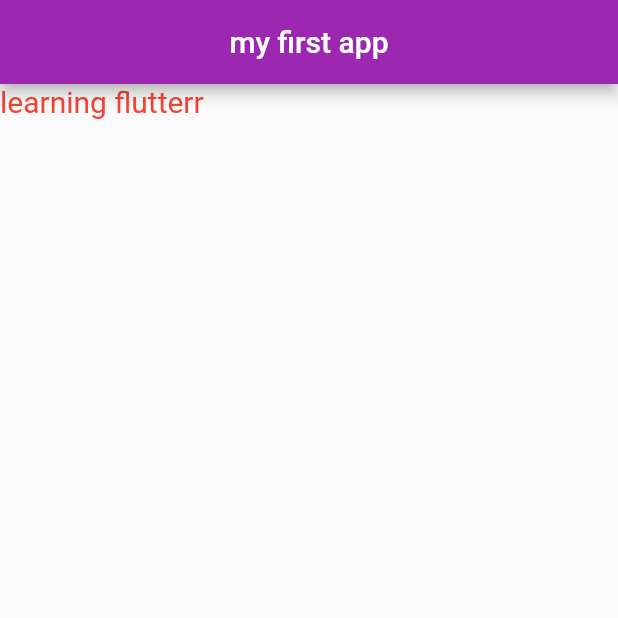
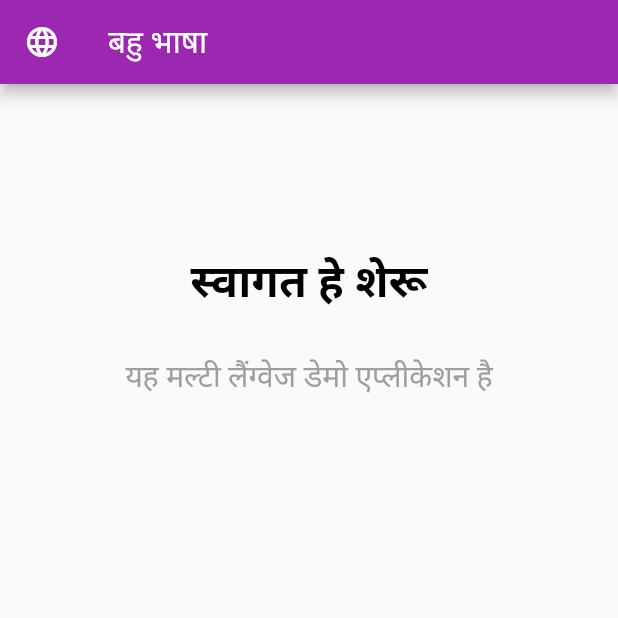
Before and after one commit to sherukhann/flutter_tutorial_and_poc, a Flutter app: the screen it shows after launch, on a phone screen of 412 x 824 dp, the top half of it. Run offline on Flutter 3.47's test engine with Material 2 defaults, Android fonts, the phone set to English and light mode, and no system bars; our stand-ins replace shared_preferences.

Commit message:
localization poc done

```diff
--- /dev/null
+++ b/lib/localization/language_abs.dart
@@ -0,0 +1,15 @@
+import 'package:flutter/cupertino.dart';
+
+abstract class Languages {
+  static Languages? of(BuildContext context) {
+    return Localizations.of<Languages>(context, Languages);
+  }
+
+  String get appName;
+
+  String labelWelcome (String name);
+
+  String get labelInfo;
+
+  String get labelSelectLanguage;
+}
--- /dev/null
+++ b/lib/localization/language_eng.dart
@@ -0,0 +1,15 @@
+import 'language_abs.dart';
+
+class LanguageEng extends Languages {
+  @override
+  String get appName => 'Multi-Language';
+
+  @override
+  String labelWelcome(String name) => "Welcome $name";
+
+  @override
+  String get labelSelectLanguage => "Select Language";
+
+  @override
+  String get labelInfo => "This is multi-languages demo application";
+}
--- /dev/null
+++ b/lib/localization/language_hindi.dart
@@ -0,0 +1,15 @@
+import 'language_abs.dart';
+
+class LanguageHindi extends Languages {
+  @override
+  String get appName => "बहु भाषा";
+
+  @override
+  String labelWelcome(String name) => "स्वागत हे $name";
+
+  @override
+  String get labelSelectLanguage => "भाषा का चयन करें";
+
+  @override
+  String get labelInfo => "यह मल्टी लैंग्वेज डेमो एप्लीकेशन है";
+}
--- /dev/null
+++ b/lib/localization/localizations_delegate.dart
@@ -0,0 +1,32 @@
+
+
+import 'package:flutter/cupertino.dart';
+
+import 'language_abs.dart';
+import 'language_eng.dart';
+import 'language_hindi.dart';
+
+class AppLocalizationsDelegate extends LocalizationsDelegate<Languages> {
+
+  const AppLocalizationsDelegate();
+
+  @override
+  bool isSupported(Locale locale) => ['en', 'hi'].contains(locale.languageCode);
+
+  @override
+  Future<Languages> load(Locale locale) => _load(locale);
+
+  static Future<Languages> _load(Locale locale) async {
+    switch (locale.languageCode) {
+      case 'en':
+        return LanguageEng();
+      case 'hi':
+        return LanguageHindi();
+      default:
+        return LanguageEng();
+    }
+  }
+
+  @override
+  bool shouldReload(LocalizationsDelegate<Languages> old) => false;
+}
--- /dev/null
+++ b/lib/localization/utils.dart
@@ -0,0 +1,32 @@
+import 'package:flutter/material.dart';
+
+import 'package:shared_preferences/shared_preferences.dart';
+
+import '../main.dart';
+
+
+const String prefSelectedLanguageCode = "SelectedLanguageCode";
+
+Future<Locale> setLocale(String languageCode) async {
+  SharedPreferences prefs = await SharedPreferences.getInstance();
+  await prefs.setString(prefSelectedLanguageCode, languageCode);
+  return _locale(languageCode);
+}
+
+Future<Locale> getLocale() async {
+  SharedPreferences prefs = await SharedPreferences.getInstance();
+  String languageCode = prefs.getString(prefSelectedLanguageCode) ?? "en";
+  return _locale(languageCode);
+}
+
+Locale _locale(String? languageCode) {
+  return languageCode != null && languageCode.isNotEmpty
+      ? Locale(languageCode, '')
+      : const Locale('en', '');
+}
+
+void changeLanguage(BuildContext context, String? selectedLanguageCode) async {
+  var locale = await setLocale(selectedLanguageCode!);
+  // ignore: use_build_context_synchronously
+  MyApp.setLocale(context, locale);
+}
--- a/lib/main.dart
+++ b/lib/main.dart
@@ -1,41 +1,161 @@
 import 'package:flutter/material.dart';
+import 'package:flutter_localizations/flutter_localizations.dart';
+
+import 'localization/language_abs.dart';
+import 'localization/localizations_delegate.dart';
+// import 'localization/utils.dart';
 
 void main() {
   runApp(const MyApp());
 }
 
-class MyApp extends StatelessWidget {
+class MyApp extends StatefulWidget {
   const MyApp({super.key});
+
+  // static void setLocale(BuildContext context, Locale newLocale) {
+  //   var state = context.findAncestorStateOfType<_MyAppState>();
+  //   // state?.setLocale(newLocale);
+  // }
+
+  @override
+  State<MyApp> createState() => _MyAppState();
+}
+
+class _MyAppState extends State<MyApp> {
+  final Locale _locale = const Locale('hi', '');
+
+  // void setLocale(Locale locale) {
+  //   setState(() {
+  //     _locale = locale;
+  //   });
+  // }
 
   @override
   Widget build(BuildContext context) {
+
     return MaterialApp(
       theme: ThemeData(
-        primarySwatch: Colors.purple,
-        brightness: Brightness.light,
-        textTheme: const TextTheme(
-          bodyMedium: TextStyle(fontSize: 20, color: Colors.red),
-        )
-      ),
+          primarySwatch: Colors.purple,
+          brightness: Brightness.light,
+          textTheme: const TextTheme(
+            bodyMedium: TextStyle(fontSize: 20, color: Colors.red),
+          )),
+      title: 'Multi Language',
+      locale: _locale,
       home: const HomePage(),
+      supportedLocales: const [Locale('en', ''), Locale('hi', '')],
+      localizationsDelegates: const [
+        AppLocalizationsDelegate(),
+        GlobalMaterialLocalizations.delegate,
+        GlobalWidgetsLocalizations.delegate,
+        GlobalCupertinoLocalizations.delegate,
+      ],
+      // localeResolutionCallback: (locale, supportedLocales) {
+      //   for (var supportedLocale in supportedLocales) {
+      //     if (supportedLocale?.languageCode == locale?.languageCode &&
+      //         supportedLocale?.countryCode == locale?.countryCode) {
+      //       return supportedLocale;
+      //     }
+      //   }
+      //   return supportedLocales?.first;
+      // },
       debugShowCheckedModeBanner: false,
     );
   }
 }
 
-class HomePage extends StatelessWidget {
+class HomePage extends StatefulWidget {
   const HomePage({super.key});
+
+  @override
+  State<HomePage> createState() => _HomePageState();
+}
+
+class _HomePageState extends State<HomePage> {
   // state full widget
   @override
   Widget build(BuildContext context) {
     return Scaffold(
-        appBar: AppBar(
-          title: const Text(
-            'my first app',
+      appBar: AppBar(
+        leading: const Icon(
+          Icons.language,
+          color: Colors.white,
+        ),
+        title: Text("${Languages.of(context)?.appName}"),
+      ),
+      body: Container(
+        margin: const EdgeInsets.all(30),
+        child: Center(
+          child: Column(
+            children: <Widget>[
+              const SizedBox(
+                height: 80,
+              ),
+              Text(
+                "${Languages.of(context)?.labelWelcome('शेरू')}",
+                style: const TextStyle(
+                    fontSize: 30,
+                    fontWeight: FontWeight.bold,
+                    color: Colors.black),
+              ),
+              const SizedBox(
+                height: 30,
+              ),
+              Text(
+                "${Languages.of(context)?.labelInfo}",
+                style: const TextStyle(fontSize: 20, color: Colors.grey),
+                textAlign: TextAlign.center,
+              ),
+              const SizedBox(
+                height: 70,
+              ),
+              // _createLanguageDropDown()
+            ],
           ),
-          centerTitle: true,
-          // backgroundColor: Colors.green,
         ),
-        body: const Text('learning flutterr'));
+      ),
+    );
   }
+
+  // _createLanguageDropDown() {
+  //   return DropdownButton<LanguageData>(
+  //     iconSize: 30,
+  //     hint: Text("${Languages.of(context)?.labelSelectLanguage}"),
+  //     onChanged: (LanguageData? language) {
+  //       changeLanguage(context, language?.languageCode);
+  //     },
+  //     items: LanguageData.languageList()
+  //         .map<DropdownMenuItem<LanguageData>>(
+  //           (e) => DropdownMenuItem<LanguageData>(
+  //             value: e,
+  //             child: Row(
+  //               mainAxisAlignment: MainAxisAlignment.spaceAround,
+  //               children: <Widget>[
+  //                 Text(
+  //                   e.flag,
+  //                   style: const TextStyle(fontSize: 30),
+  //                 ),
+  //                 Text(e.name)
+  //               ],
+  //             ),
+  //           ),
+  //         )
+  //         .toList(),
+  //   );
+  // }
 }
+
+// class LanguageData {
+//   final String flag;
+//   final String name;
+//   final String languageCode;
+//
+//   LanguageData(this.flag, this.name, this.languageCode);
+//
+//   static List<LanguageData> languageList() {
+//     return <LanguageData>[
+//       LanguageData("🇺🇸", "English", 'en'),
+//       LanguageData("🇮🇳", "हिंदी", 'hi'),
+//     ];
+//   }
+// }
--- a/pubspec.yaml
+++ b/pubspec.yaml
@@ -30,11 +30,14 @@ environment:
 dependencies:
   flutter:
     sdk: flutter
+  flutter_localizations:
+    sdk: flutter
 
 
   # The following adds the Cupertino Icons font to your application.
   # Use with the CupertinoIcons class for iOS style icons.
   cupertino_icons: ^1.0.2
+  shared_preferences: ^2.1.1
 
 dev_dependencies:
   flutter_test:
```
Also changed, not shown: pubspec.lock, 7 other files.
